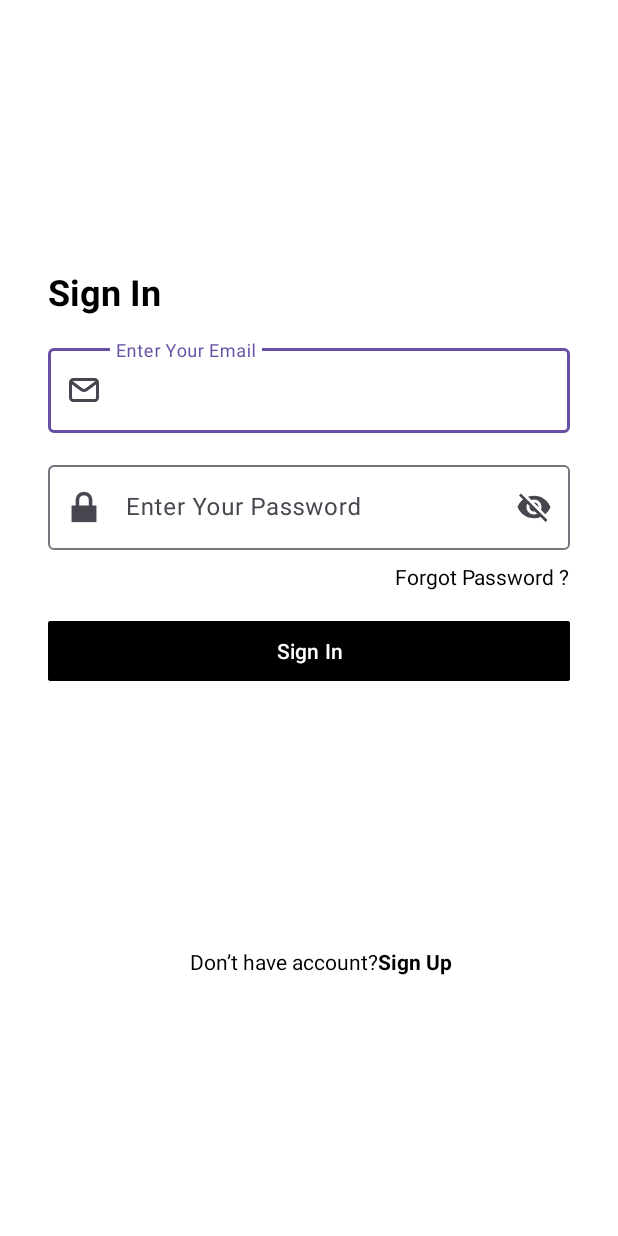
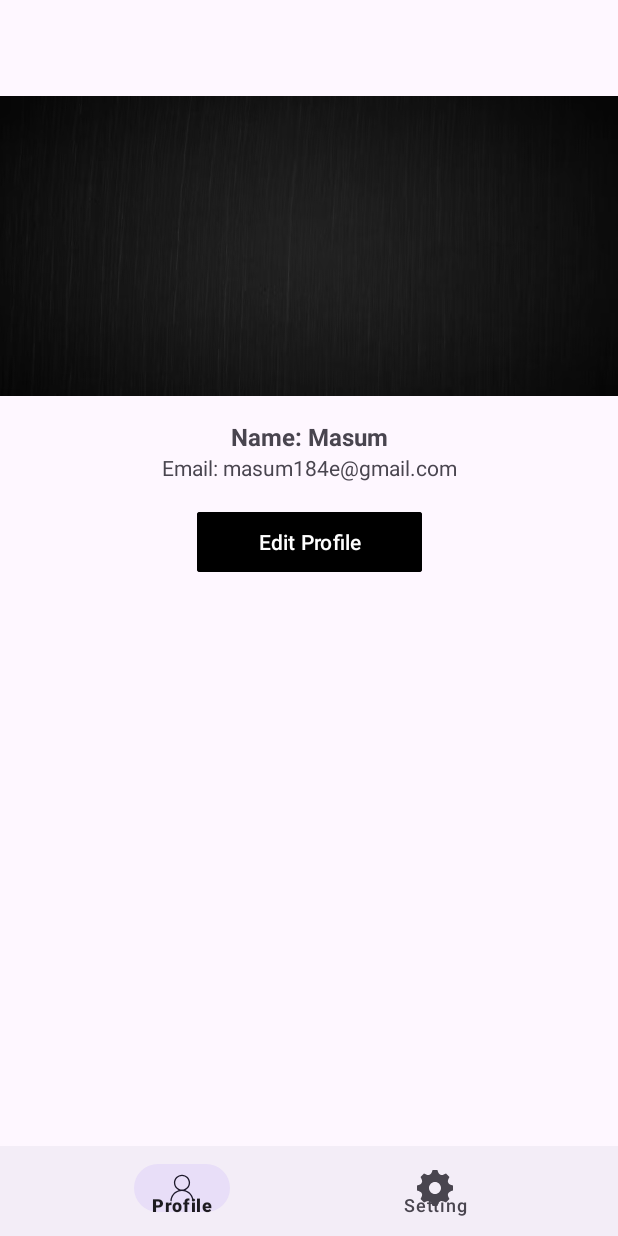
Before and after one commit to masum184e/android_complete_authentication, an Android app: the screen it shows after launch (Login before the commit, Profile after it), after a tap on "Sign In", on a phone screen of 412 x 824 dp. Run offline under Robolectric (Android 15) with nearby library versions, the light colour scheme and no system bars.

Commit message:
bottom navigation added

```diff
--- a/app/build.gradle.kts
+++ b/app/build.gradle.kts
@@ -42,6 +42,8 @@ dependencies {
     implementation(libs.constraintlayout)
     implementation(libs.navigation.fragment)
     implementation(libs.navigation.ui)
+    implementation(libs.lifecycle.livedata.ktx)
+    implementation(libs.lifecycle.viewmodel.ktx)
     testImplementation(libs.junit)
     androidTestImplementation(libs.ext.junit)
     androidTestImplementation(libs.espresso.core)
--- /dev/null
+++ b/app/src/main/java/com/example/android_complete_authentication/Profile.java
@@ -0,0 +1,45 @@
+package com.example.android_complete_authentication;
+
+import android.os.Bundle;
+import android.view.MenuItem;
+
+import com.example.android_complete_authentication.fragments.ProfileFragment;
+import com.example.android_complete_authentication.fragments.SettingFragment;
+import com.google.android.material.bottomnavigation.BottomNavigationView;
+
+import androidx.annotation.NonNull;
+import androidx.appcompat.app.AppCompatActivity;
+import androidx.fragment.app.Fragment;
+import androidx.fragment.app.FragmentManager;
+import com.google.android.material.navigation.NavigationBarView;
+
+public class Profile extends AppCompatActivity {
+
+    private BottomNavigationView bottomNavigation;
+
+    @Override
+    protected void onCreate(Bundle savedInstanceState) {
+        super.onCreate(savedInstanceState);
+        setContentView(R.layout.activity_profile);
+
+        bottomNavigation=findViewById(R.id.bottomNavigation);
+        bottomNavigation.setOnItemSelectedListener(new NavigationBarView.OnItemSelectedListener() {
+
+            @Override
+            public boolean onNavigationItemSelected(@NonNull MenuItem menuItem) {
+                int currentItemId=menuItem.getItemId();
+
+                if(currentItemId==R.id.navigation_profile)load_fragment(new ProfileFragment());
+                else load_fragment(new SettingFragment());
+
+                return true;
+            }
+        });
+        bottomNavigation.setSelectedItemId(R.id.navigation_profile);
+    }
+    public void load_fragment(Fragment fragment){
+        FragmentManager fragmentManager=getSupportFragmentManager();
+        fragmentManager.beginTransaction().replace(R.id.profile_layout_container, fragment).commit();
+    }
+
+}
--- /dev/null
+++ b/app/src/main/java/com/example/android_complete_authentication/fragments/ProfileFragment.java
@@ -0,0 +1,26 @@
+package com.example.android_complete_authentication.fragments;
+
+import android.os.Bundle;
+
+import androidx.fragment.app.Fragment;
+
+import android.view.LayoutInflater;
+import android.view.View;
+import android.view.ViewGroup;
+
+import com.example.android_complete_authentication.R;
+
+public class ProfileFragment extends Fragment {
+
+    @Override
+    public void onCreate(Bundle savedInstanceState) {
+        super.onCreate(savedInstanceState);
+
+    }
+
+    @Override
+    public View onCreateView(LayoutInflater inflater, ViewGroup container,
+                             Bundle savedInstanceState) {
+        return inflater.inflate(R.layout.fragment_profile, container, false);
+    }
+}
--- /dev/null
+++ b/app/src/main/res/drawable/gear_icon.xml
@@ -0,0 +1,9 @@
+<vector xmlns:android="http://schemas.android.com/apk/res/android"
+    android:width="24dp"
+    android:height="24dp"
+    android:viewportWidth="24"
+    android:viewportHeight="24">
+  <path
+      android:fillColor="#FF000000"
+      android:pathData="M24,13.616v-3.232c-1.651,-0.587 -2.694,-0.752 -3.219,-2.019v-0.001c-0.527,-1.271 0.1,-2.134 0.847,-3.707l-2.285,-2.285c-1.561,0.742 -2.433,1.375 -3.707,0.847h-0.001c-1.269,-0.526 -1.435,-1.576 -2.019,-3.219h-3.232c-0.582,1.635 -0.749,2.692 -2.019,3.219h-0.001c-1.271,0.528 -2.132,-0.098 -3.707,-0.847l-2.285,2.285c0.745,1.568 1.375,2.434 0.847,3.707 -0.527,1.271 -1.584,1.438 -3.219,2.02v3.232c1.632,0.58 2.692,0.749 3.219,2.019 0.53,1.282 -0.114,2.166 -0.847,3.707l2.285,2.286c1.562,-0.743 2.434,-1.375 3.707,-0.847h0.001c1.27,0.526 1.436,1.579 2.019,3.219h3.232c0.582,-1.636 0.75,-2.69 2.027,-3.222h0.001c1.262,-0.524 2.12,0.101 3.698,0.851l2.285,-2.286c-0.744,-1.563 -1.375,-2.433 -0.848,-3.706 0.527,-1.271 1.588,-1.44 3.221,-2.021zM12,16c-2.209,0 -4,-1.791 -4,-4s1.791,-4 4,-4 4,1.791 4,4 -1.791,4 -4,4z"/>
+</vector>
--- /dev/null
+++ b/app/src/main/res/layout/activity_profile.xml
@@ -0,0 +1,29 @@
+<?xml version="1.0" encoding="utf-8"?>
+<androidx.constraintlayout.widget.ConstraintLayout xmlns:android="http://schemas.android.com/apk/res/android"
+    xmlns:app="http://schemas.android.com/apk/res-auto"
+    android:id="@+id/container"
+    android:layout_width="match_parent"
+    android:layout_height="match_parent"
+    android:paddingTop="?attr/actionBarSize">
+
+    <FrameLayout
+        android:id="@+id/profile_layout_container"
+        android:layout_width="match_parent"
+        android:layout_height="0dp"
+        android:layout_weight="1"
+
+        app:layout_constraintEnd_toEndOf="parent"
+        app:layout_constraintTop_toTopOf="parent"
+        app:layout_constraintStart_toStartOf="parent"
+        app:layout_constraintBottom_toTopOf="@+id/bottomNavigation"
+        />
+
+    <com.google.android.material.bottomnavigation.BottomNavigationView
+        android:id="@+id/bottomNavigation"
+        android:layout_width="match_parent"
+        android:layout_height="60dp"
+        app:layout_constraintBottom_toBottomOf="parent"
+        app:layout_constraintEnd_toEndOf="parent"
+        app:layout_constraintStart_toStartOf="parent"
+        app:menu="@menu/bottom_nav_menu" />
+</androidx.constraintlayout.widget.ConstraintLayout>
--- a/app/src/main/res/layout/activity_registration.xml
+++ b/app/src/main/res/layout/activity_registration.xml
@@ -99,7 +99,7 @@
     </com.google.android.material.textfield.TextInputLayout>
 
     <Button
-        android:id="@+id/btnSignIn"
+        android:id="@+id/btnSignUp"
         android:layout_width="0dp"
         android:layout_height="wrap_content"
         android:layout_marginStart="32dp"
@@ -128,7 +128,7 @@
         app:layout_constraintHorizontal_bias="0.5"
         app:layout_constraintHorizontal_chainStyle="packed"
         app:layout_constraintStart_toStartOf="parent"
-        app:layout_constraintTop_toBottomOf="@+id/btnSignIn" />
+        app:layout_constraintTop_toBottomOf="@+id/btnSignUp" />
 
     <TextView
         android:id="@+id/signInLink"
@@ -143,5 +143,5 @@
         app:layout_constraintEnd_toEndOf="parent"
         app:layout_constraintHorizontal_bias="0.5"
         app:layout_constraintStart_toEndOf="@+id/textView3"
-        app:layout_constraintTop_toBottomOf="@+id/btnSignIn" />
+        app:layout_constraintTop_toBottomOf="@+id/btnSignUp" />
 </androidx.constraintlayout.widget.ConstraintLayout>
--- /dev/null
+++ b/app/src/main/res/layout/fragment_profile.xml
@@ -0,0 +1,66 @@
+<?xml version="1.0" encoding="utf-8"?>
+<androidx.constraintlayout.widget.ConstraintLayout xmlns:android="http://schemas.android.com/apk/res/android"
+    xmlns:app="http://schemas.android.com/apk/res-auto"
+    xmlns:tools="http://schemas.android.com/tools"
+    android:layout_width="match_parent"
+    android:layout_height="match_parent"
+    tools:context=".fragments.ProfileFragment">
+
+    <ImageView
+        android:id="@+id/imageView"
+        android:layout_width="wrap_content"
+        android:layout_height="200dp"
+        android:scaleType="fitXY"
+        android:src="@drawable/background"
+        app:layout_constraintEnd_toEndOf="parent"
+        app:layout_constraintStart_toStartOf="parent"
+        app:layout_constraintTop_toTopOf="parent" />
+
+    <ImageView
+        android:id="@+id/imageView2"
+        android:layout_width="wrap_content"
+        android:layout_height="wrap_content"
+        app:layout_constraintBottom_toBottomOf="@+id/imageView"
+        app:layout_constraintEnd_toEndOf="@+id/imageView"
+        app:layout_constraintStart_toStartOf="parent"
+        app:layout_constraintTop_toBottomOf="@+id/imageView"
+        tools:src="@tools:sample/avatars" />
+
+    <TextView
+        android:id="@+id/textView2"
+        android:layout_width="wrap_content"
+        android:layout_height="wrap_content"
+        android:layout_marginTop="16dp"
+        android:text="Name: Masum"
+        android:textSize="16sp"
+        android:textStyle="bold"
+        app:layout_constraintEnd_toEndOf="parent"
+        app:layout_constraintStart_toStartOf="parent"
+        app:layout_constraintTop_toBottomOf="@+id/imageView2" />
+
+    <TextView
+        android:id="@+id/textView4"
+        android:layout_width="wrap_content"
+        android:layout_height="wrap_content"
+        android:text="Email: masum184e@gmail.com"
+        app:layout_constraintEnd_toEndOf="parent"
+        app:layout_constraintStart_toStartOf="parent"
+        app:layout_constraintTop_toBottomOf="@+id/textView2" />
+
+    <Button
+        android:id="@+id/button"
+        android:layout_width="150dp"
+        android:layout_height="wrap_content"
+        android:layout_marginStart="32dp"
+        android:layout_marginTop="16dp"
+        android:layout_marginEnd="32dp"
+        android:backgroundTint="@color/black"
+        android:contentDescription="Edit Profile Buutton"
+        android:text="Edit Profile"
+        android:textColor="@android:color/white"
+        app:cornerRadius="2dp"
+        app:layout_constraintEnd_toEndOf="parent"
+        app:layout_constraintStart_toStartOf="parent"
+        app:layout_constraintTop_toBottomOf="@+id/textView4" />
+
+</androidx.constraintlayout.widget.ConstraintLayout>
--- /dev/null
+++ b/app/src/main/res/menu/bottom_nav_menu.xml
@@ -0,0 +1,15 @@
+<?xml version="1.0" encoding="utf-8"?>
+<menu xmlns:android="http://schemas.android.com/apk/res/android">
+
+    <item
+        android:id="@+id/navigation_profile"
+        android:icon="@drawable/user_icon"
+        android:title="Profile" />
+
+    <item
+        android:id="@+id/navigation_dashboard"
+        android:icon="@drawable/gear_icon"
+        android:title="Setting" />
+
+
+</menu>
--- a/app/src/main/res/values/dimens.xml
+++ b/app/src/main/res/values/dimens.xml
@@ -1,3 +1,6 @@
 <resources>
     <dimen name="fab_margin">16dp</dimen>
+    <!-- Default screen margins, per the Android Design guidelines. -->
+    <dimen name="activity_horizontal_margin">16dp</dimen>
+    <dimen name="activity_vertical_margin">16dp</dimen>
 </resources>
--- a/app/src/main/res/values/strings.xml
+++ b/app/src/main/res/values/strings.xml
@@ -51,4 +51,10 @@
         libero vel nunc consequat, quis tincidunt nisl eleifend. Cras bibendum enim a justo luctus
         vestibulum. Fusce dictum libero quis erat maximus, vitae volutpat diam dignissim.
     </string>
+    <string name="title_activity_profile">Profile</string>
+    <string name="title_home">Home</string>
+    <string name="title_dashboard">Dashboard</string>
+    <string name="title_notifications">Notifications</string>
+    <!-- TODO: Remove or change this placeholder text -->
+    <string name="hello_blank_fragment">Hello blank fragment</string>
 </resources>
--- a/gradle/libs.versions.toml
+++ b/gradle/libs.versions.toml
@@ -9,6 +9,8 @@ activity = "1.9.1"
 constraintlayout = "2.1.4"
 navigationFragment = "2.7.7"
 navigationUi = "2.7.7"
+lifecycleLivedataKtx = "2.8.0"
+lifecycleViewmodelKtx = "2.8.0"
 
 [libraries]
 junit = { group = "junit", name = "junit", version.ref = "junit" }
@@ -20,6 +22,8 @@ activity = { group = "androidx.activity", name = "activity", version.ref = "acti
 constraintlayout = { group = "androidx.constraintlayout", name = "constraintlayout", version.ref = "constraintlayout" }
 navigation-fragment = { group = "androidx.navigation", name = "navigation-fragment", version.ref = "navigationFragment" }
 navigation-ui = { group = "androidx.navigation", name = "navigation-ui", version.ref = "navigationUi" }
+lifecycle-livedata-ktx = { group = "androidx.lifecycle", name = "lifecycle-livedata-ktx", version.ref = "lifecycleLivedataKtx" }
+lifecycle-viewmodel-ktx = { group = "androidx.lifecycle", name = "lifecycle-viewmodel-ktx", version.ref = "lifecycleViewmodelKtx" }
 
 [plugins]
 android-application = { id = "com.android.application", version.ref = "agp" }
```
Also changed, not shown: app/src/main/AndroidManifest.xml (+4 -3 lines), app/src/main/java/com/example/android_complete_authentication/fragments/SettingFragment.java (added, +26 -0 lines), app/src/main/res/layout/fragment_setting.xml (added, +14 -0 lines), app/src/main/res/navigation/mobile_navigation.xml (added, +20 -0 lines), app/src/main/res/drawable/background.png (added).
